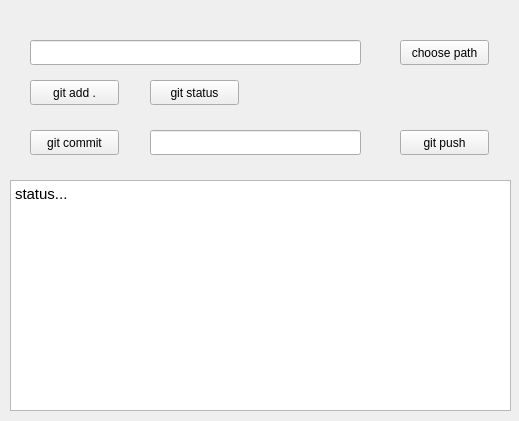
Above: mainwindow.ui from xieyipeng/git-helper before the change. Below: the same form after it.
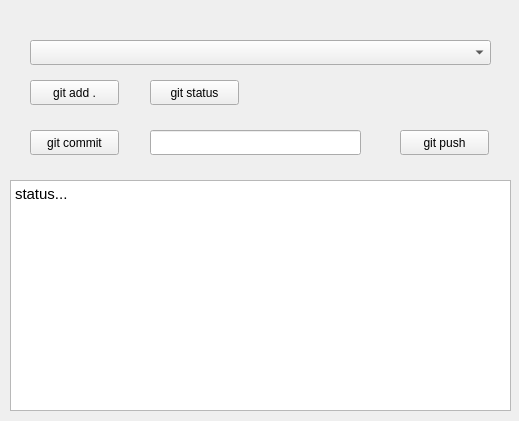
That is the form after the change.

```diff
--- a/mainwindow.ui
+++ b/mainwindow.ui
@@ -27,29 +27,6 @@
      <string>git add .</string>
     </property>
    </widget>
-   <widget class="QLineEdit" name="pathShow">
-    <property name="geometry">
-     <rect>
-      <x>30</x>
-      <y>40</y>
-      <width>331</width>
-      <height>25</height>
-     </rect>
-    </property>
-   </widget>
-   <widget class="QPushButton" name="choosePath">
-    <property name="geometry">
-     <rect>
-      <x>400</x>
-      <y>40</y>
-      <width>89</width>
-      <height>25</height>
-     </rect>
-    </property>
-    <property name="text">
-     <string>choose path</string>
-    </property>
-   </widget>
    <widget class="QTextBrowser" name="statusMsg">
     <property name="geometry">
      <rect>
@@ -116,6 +93,16 @@
      <string>git push</string>
     </property>
    </widget>
+   <widget class="QComboBox" name="comboBox">
+    <property name="geometry">
+     <rect>
+      <x>30</x>
+      <y>40</y>
+      <width>461</width>
+      <height>25</height>
+     </rect>
+    </property>
+   </widget>
   </widget>
  </widget>
  <layoutdefault spacing="6" margin="11"/>
```
